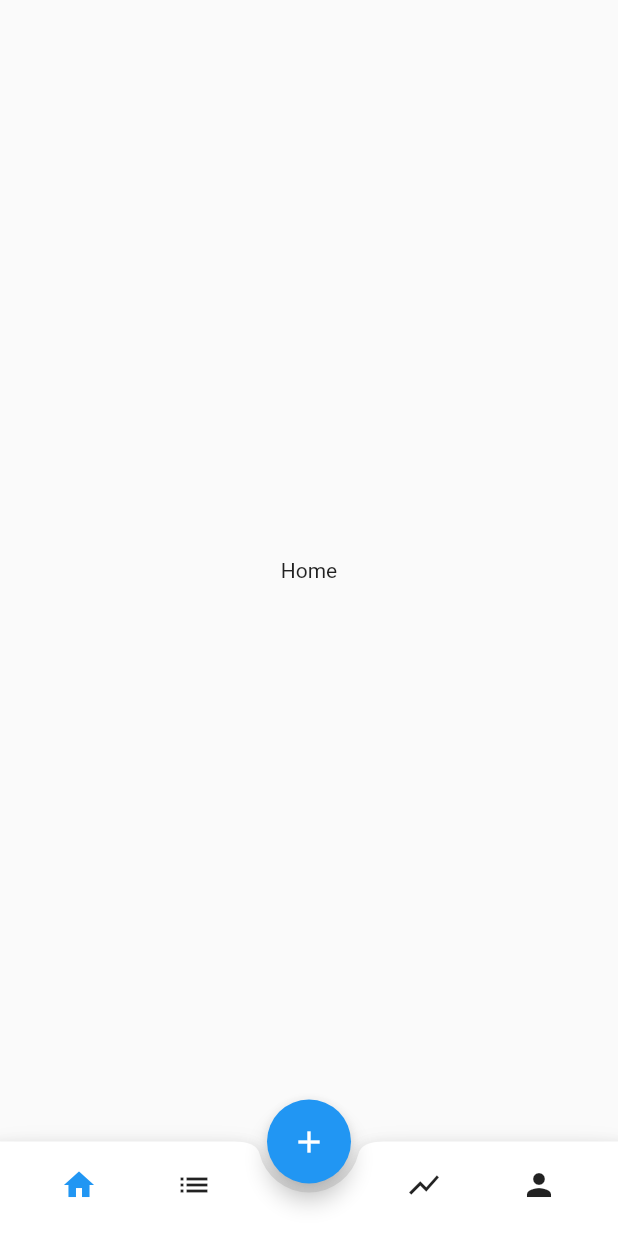
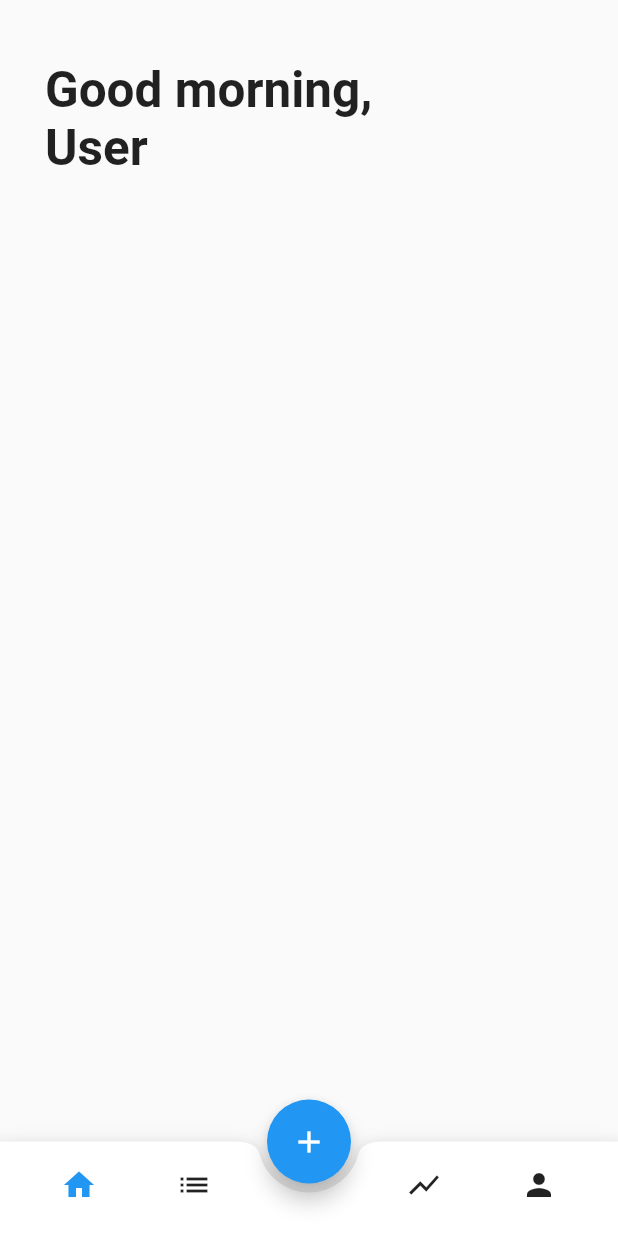
Before and after one commit to Redpoint-app/Redpoint, a Flutter app: the screen it shows after launch, on a phone screen of 412 x 824 dp. Run offline on Flutter 3.47's test engine with Material 2 defaults, Android fonts, the phone set to English and light mode, and no system bars.

Commit message:
stubbed welcome message

```diff
--- a/lib/pages/home_page.dart
+++ b/lib/pages/home_page.dart
@@ -1,3 +1,5 @@
+import 'dart:math';
+
 import 'package:flutter/material.dart';
 import 'package:redpoint/widgets/layout/page_scaffold.dart';
 
@@ -11,10 +13,23 @@ class HomePage extends StatefulWidget {
 class _HomePageState extends State<HomePage> {
   @override
   Widget build(BuildContext context) {
-    return const PageScaffold(
+    print(MediaQuery.of(context).size.height);
+    return PageScaffold(
         title: "Home",
-        body: Center(
-          child: Text("Home"),
-        ));
+        body: SafeArea(
+            child: Column(
+          children: [
+            Padding(
+                padding: const EdgeInsets.only(top: 40, left: 30),
+                child: Text(
+                  "Good ${(DateTime.now().hour >= 12) ? "afternoon" : "morning"},\nUser",
+                  style: TextStyle(
+                      fontWeight: FontWeight.w600,
+                      fontSize: min(MediaQuery.of(context).size.width,
+                              MediaQuery.of(context).size.height) *
+                          .08),
+                )),
+          ],
+        )));
   }
 }
```
